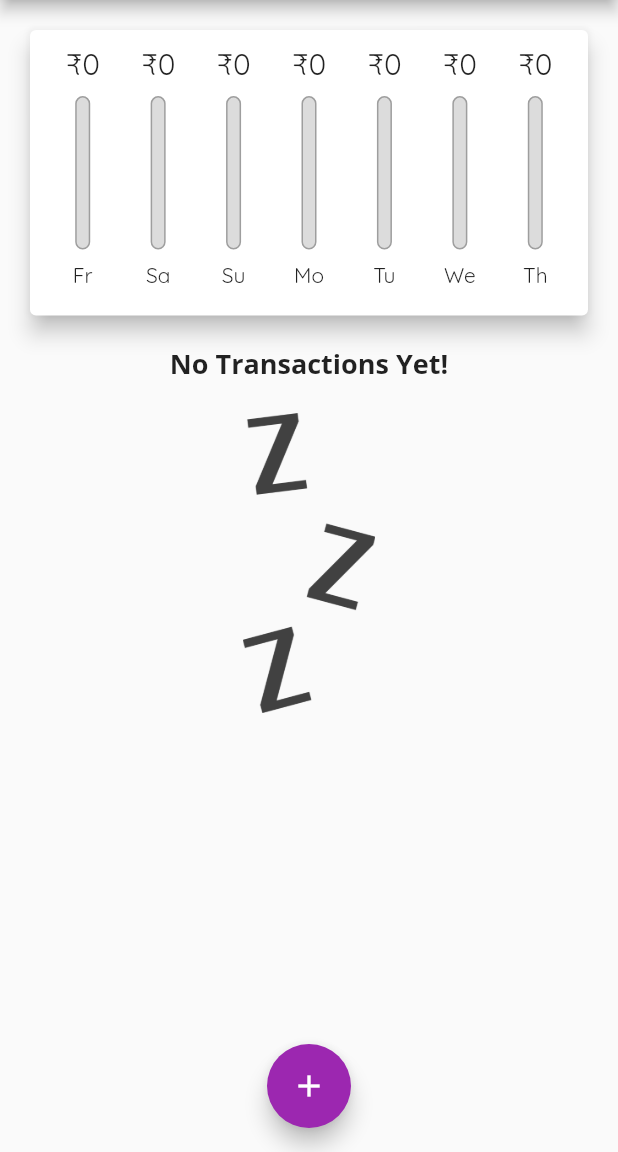
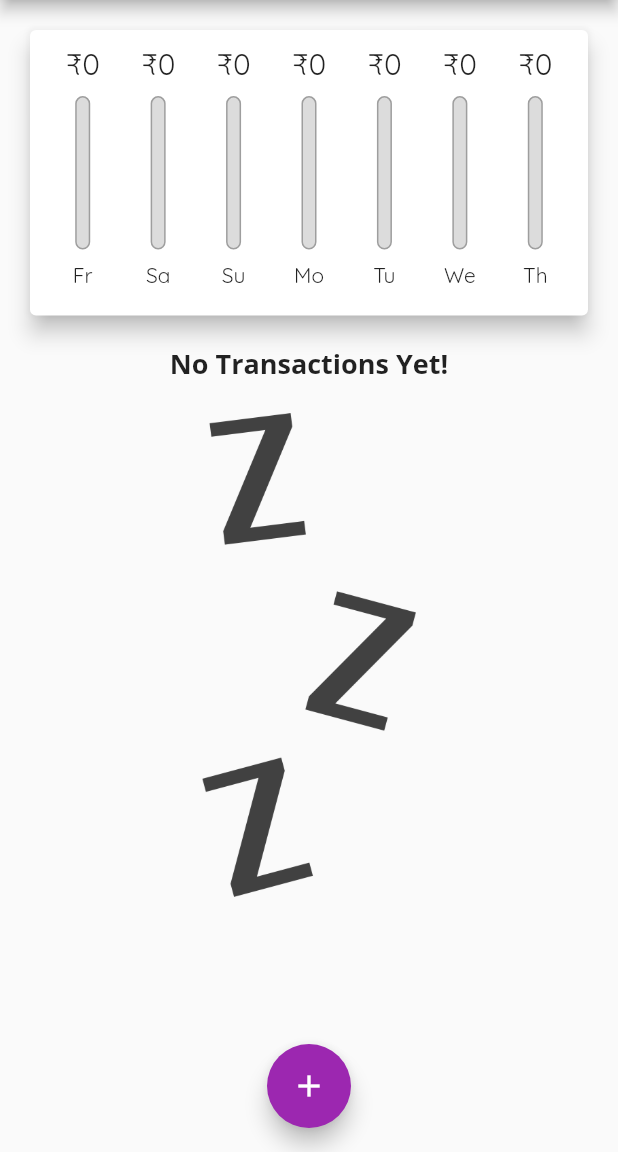
Before and after one commit to akhildevj/flutter-expense-track-app, a Flutter app: the screen it shows after launch, after a tap on the "delete" icon, on a phone screen of 412 x 824 dp, the part 84-1236 px from its top. Run offline on Flutter 3.47's test engine with Material 2 defaults, Android fonts, the phone set to English and light mode, and no system bars.

Commit message:
Added Landscape Responsiveness

```diff
--- a/lib/main.dart
+++ b/lib/main.dart
@@ -1,5 +1,4 @@
 import 'package:flutter/material.dart';
-import 'package:flutter/services.dart';
 
 import './models/transaction.dart';
 import './widgets/chart.dart';
@@ -8,8 +7,6 @@ import './widgets/transaction_list.dart';
 
 void main() {
   WidgetsFlutterBinding.ensureInitialized();
-  SystemChrome.setPreferredOrientations(
-      [DeviceOrientation.portraitUp, DeviceOrientation.portraitDown]);
   runApp(const MyApp());
 }
 
@@ -47,6 +44,8 @@ class MyHomePage extends StatefulWidget {
 }
 
 class _MyHomePageState extends State<MyHomePage> {
+  bool _showChart = false;
+
   final List<Transaction> _userTransactions = [
     Transaction(
         id: DateTime.now().toString(),
@@ -90,6 +89,8 @@ class _MyHomePageState extends State<MyHomePage> {
         date: DateTime.now().subtract(const Duration(days: 5))),
   ];
 
+  // final List<Transaction> _userTransactions = [];
+
   List<Transaction> get _recentTransactions {
     return _userTransactions
         .where((tx) =>
@@ -129,6 +130,9 @@ class _MyHomePageState extends State<MyHomePage> {
 
   @override
   Widget build(BuildContext context) {
+    final isLandscape =
+        MediaQuery.of(context).orientation == Orientation.landscape;
+
     final appBar = AppBar(
       title: const Text("Expense Track App"),
       actions: [
@@ -138,26 +142,52 @@ class _MyHomePageState extends State<MyHomePage> {
       ],
     );
 
+    final transactionListWidget = SizedBox(
+      height: (MediaQuery.of(context).size.height -
+              appBar.preferredSize.height -
+              MediaQuery.of(context).padding.top) *
+          0.7,
+      child: TransactionList(
+          transactions: _userTransactions,
+          deleteTransaction: _deleteTransaction),
+    );
+
     return Scaffold(
       appBar: appBar,
       body: SingleChildScrollView(
         child: Column(
           children: <Widget>[
-            SizedBox(
-                height: (MediaQuery.of(context).size.height -
-                        appBar.preferredSize.height -
-                        MediaQuery.of(context).padding.top) *
-                    0.3,
-                child: Chart(recentTransactions: _recentTransactions)),
-            SizedBox(
-              height: (MediaQuery.of(context).size.height -
-                      appBar.preferredSize.height -
-                      MediaQuery.of(context).padding.top) *
-                  0.7,
-              child: TransactionList(
-                  transactions: _userTransactions,
-                  deleteTransaction: _deleteTransaction),
-            )
+            if (isLandscape)
+              Row(
+                mainAxisAlignment: MainAxisAlignment.center,
+                children: [
+                  const Text("Show Chart"),
+                  Switch(
+                      value: _showChart,
+                      onChanged: (value) {
+                        setState(() {
+                          _showChart = value;
+                        });
+                      }),
+                ],
+              ),
+            if (!isLandscape)
+              SizedBox(
+                  height: (MediaQuery.of(context).size.height -
+                          appBar.preferredSize.height -
+                          MediaQuery.of(context).padding.top) *
+                      0.3,
+                  child: Chart(recentTransactions: _recentTransactions)),
+            if (!isLandscape) transactionListWidget,
+            if (isLandscape)
+              _showChart
+                  ? SizedBox(
+                      height: (MediaQuery.of(context).size.height -
+                              appBar.preferredSize.height -
+                              MediaQuery.of(context).padding.top) *
+                          0.7,
+                      child: Chart(recentTransactions: _recentTransactions))
+                  : transactionListWidget
           ],
         ),
       ),
--- a/lib/widgets/transaction_list.dart
+++ b/lib/widgets/transaction_list.dart
@@ -15,7 +15,8 @@ class TransactionList extends StatelessWidget {
   Widget build(BuildContext context) {
     return SizedBox(
       child: transactions.isEmpty
-          ? Column(
+          ? LayoutBuilder(builder: (_, constraints) {
+              return Column(
                 children: [
                   Text(
                     "No Transactions Yet!",
@@ -25,14 +26,15 @@ class TransactionList extends StatelessWidget {
                     height: 20,
                   ),
                   SizedBox(
-                  height: 200,
+                    height: constraints.maxHeight * 0.6,
                     child: Image.asset(
                       'assets/images/waiting.png',
                       fit: BoxFit.cover,
                     ),
                   )
                 ],
-            )
+              );
+            })
           : ListView.builder(
               itemBuilder: (context, index) {
                 return Card(
```
Lines whose indentation alone changed are shown as unchanged.
